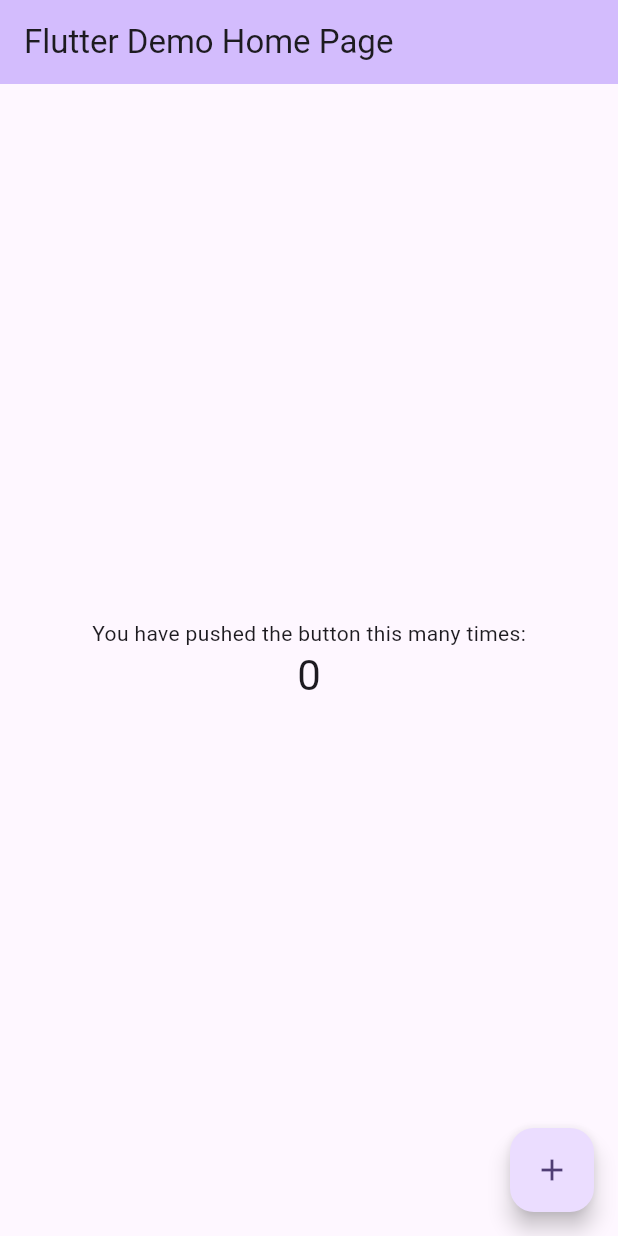
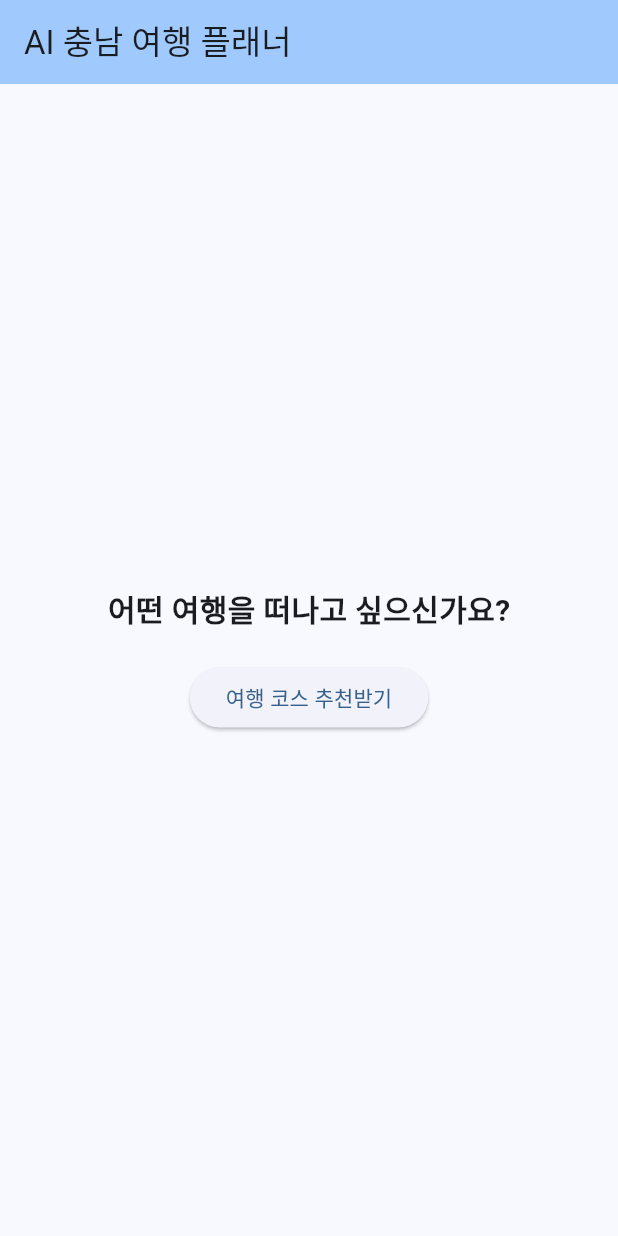
Before and after one commit to jinyoung0412/AI-Travel-Planner, a Flutter app: the screen it shows after launch, on a phone screen of 412 x 824 dp. Run offline on Flutter 3.47's test engine with Material 3 defaults, Android fonts, the phone set to English and light mode, and no system bars.

Commit message:
프론트앤드 UI 구현

```diff
--- a/android_app/lib/main.dart
+++ b/android_app/lib/main.dart
@@ -1,4 +1,5 @@
 import 'package:flutter/material.dart';
+import 'package:ai_travel_app/travel_input_screen.dart';
 
 void main() {
   runApp(const MyApp());
@@ -7,116 +8,59 @@ void main() {
 class MyApp extends StatelessWidget {
   const MyApp({super.key});
 
-  // This widget is the root of your application.
   @override
   Widget build(BuildContext context) {
     return MaterialApp(
-      title: 'Flutter Demo',
+      title: '충남 여행 AI',
       theme: ThemeData(
-        // This is the theme of your application.
-        //
-        // TRY THIS: Try running your application with "flutter run". You'll see
-        // the application has a purple toolbar. Then, without quitting the app,
-        // try changing the seedColor in the colorScheme below to Colors.green
-        // and then invoke "hot reload" (save your changes or press the "hot
-        // reload" button in a Flutter-supported IDE, or press "r" if you used
-        // the command line to start the app).
-        //
-        // Notice that the counter didn't reset back to zero; the application
-        // state is not lost during the reload. To reset the state, use hot
-        // restart instead.
-        //
-        // This works for code too, not just values: Most code changes can be
-        // tested with just a hot reload.
-        colorScheme: ColorScheme.fromSeed(seedColor: Colors.deepPurple),
+        // 앱의 메인 색상 (충남이니까 파란색 계열 추천!)
+        colorScheme: ColorScheme.fromSeed(seedColor: Colors.blue),
+        useMaterial3: true,
       ),
-      home: const MyHomePage(title: 'Flutter Demo Home Page'),
+      // 앱을 켰을 때 처음 보여줄 화면
+      home: const HomeScreen(),
     );
   }
 }
 
-class MyHomePage extends StatefulWidget {
-  const MyHomePage({super.key, required this.title});
-
-  // This widget is the home page of your application. It is stateful, meaning
-  // that it has a State object (defined below) that contains fields that affect
-  // how it looks.
-
-  // This class is the configuration for the state. It holds the values (in this
-  // case the title) provided by the parent (in this case the App widget) and
-  // used by the build method of the State. Fields in a Widget subclass are
-  // always marked "final".
-
-  final String title;
-
-  @override
-  State<MyHomePage> createState() => _MyHomePageState();
-}
-
-class _MyHomePageState extends State<MyHomePage> {
-  int _counter = 0;
-
-  void _incrementCounter() {
-    setState(() {
-      // This call to setState tells the Flutter framework that something has
-      // changed in this State, which causes it to rerun the build method below
-      // so that the display can reflect the updated values. If we changed
-      // _counter without calling setState(), then the build method would not be
-      // called again, and so nothing would appear to happen.
-      _counter++;
-    });
-  }
+// 홈 화면
+class HomeScreen extends StatelessWidget {
+  const HomeScreen({super.key});
 
   @override
   Widget build(BuildContext context) {
-    // This method is rerun every time setState is called, for instance as done
-    // by the _incrementCounter method above.
-    //
-    // The Flutter framework has been optimized to make rerunning build methods
-    // fast, so that you can just rebuild anything that needs updating rather
-    // than having to individually change instances of widgets.
     return Scaffold(
+      // 1. 상단 바 (AppBar)
       appBar: AppBar(
-        // TRY THIS: Try changing the color here to a specific color (to
-        // Colors.amber, perhaps?) and trigger a hot reload to see the AppBar
-        // change color while the other colors stay the same.
+        title: const Text('AI 충남 여행 플래너'),
         backgroundColor: Theme.of(context).colorScheme.inversePrimary,
-        // Here we take the value from the MyHomePage object that was created by
-        // the App.build method, and use it to set our appbar title.
-        title: Text(widget.title),
       ),
+      // 2. 몸통 (Body)
       body: Center(
-        // Center is a layout widget. It takes a single child and positions it
-        // in the middle of the parent.
         child: Column(
-          // Column is also a layout widget. It takes a list of children and
-          // arranges them vertically. By default, it sizes itself to fit its
-          // children horizontally, and tries to be as tall as its parent.
-          //
-          // Column has various properties to control how it sizes itself and
-          // how it positions its children. Here we use mainAxisAlignment to
-          // center the children vertically; the main axis here is the vertical
-          // axis because Columns are vertical (the cross axis would be
-          // horizontal).
-          //
-          // TRY THIS: Invoke "debug painting" (choose the "Toggle Debug Paint"
-          // action in the IDE, or press "p" in the console), to see the
-          // wireframe for each widget.
           mainAxisAlignment: MainAxisAlignment.center,
-          children: <Widget>[
-            const Text('You have pushed the button this many times:'),
-            Text(
-              '$_counter',
-              style: Theme.of(context).textTheme.headlineMedium,
+          children: [
+            const Text(
+              '어떤 여행을 떠나고 싶으신가요?',
+              style: TextStyle(fontSize: 20, fontWeight: FontWeight.bold),
+            ),
+            const SizedBox(height: 20), // 여백
+            // 버튼 예시
+            ElevatedButton(
+              onPressed: () {
+                // 화면 이동 코드 (네비게이션)
+                Navigator.push(
+                  context,
+                  MaterialPageRoute(
+                    builder: (context) => const TravelInputScreen(),
+                  ),
+                );
+              },
+              child: const Text('여행 코스 추천받기'),
             ),
           ],
         ),
       ),
-      floatingActionButton: FloatingActionButton(
-        onPressed: _incrementCounter,
-        tooltip: 'Increment',
-        child: const Icon(Icons.add),
-      ), // This trailing comma makes auto-formatting nicer for build methods.
     );
   }
 }
```
Also changed, not shown: android_app/lib/travel_input_screen.dart (added, +185 -0 lines), android_app/lib/travel_result_screen.dart (added, +111 -0 lines).
